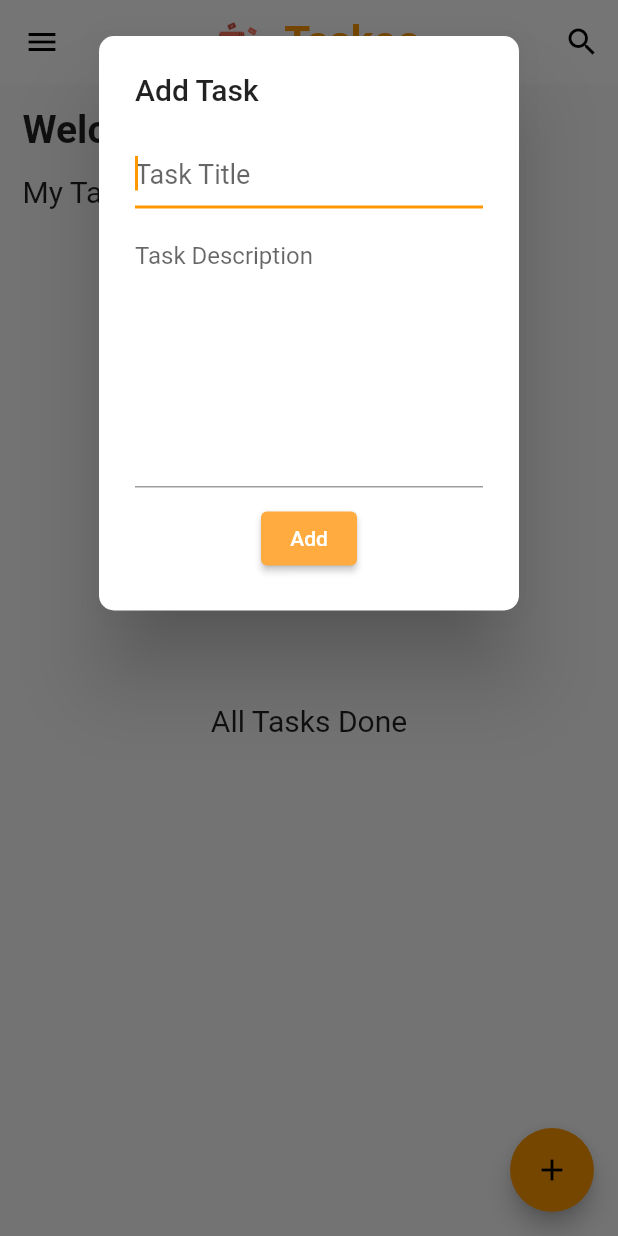
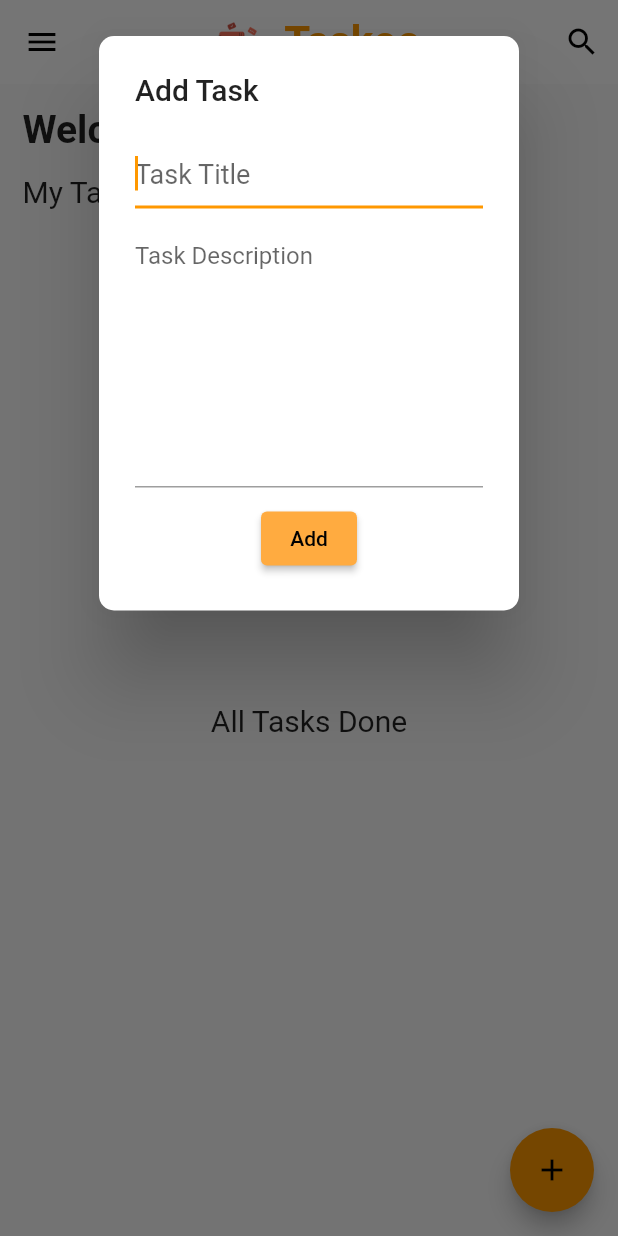
Before and after one commit to hasndev/taskoo, a Flutter app: the Taskoo screen opened directly, after a tap on the "add" icon, on a phone screen of 412 x 824 dp. Run offline on Flutter 3.47's test engine with Material 2 defaults, Android fonts, the phone set to English and light mode, and no system bars; our stand-ins replace sqflite; accounts and stored records are empty.

```diff
--- a/lib/Screen/Taskoo.dart
+++ b/lib/Screen/Taskoo.dart
@@ -103,12 +103,12 @@ class _TaskooState extends State<Taskoo> {
                               addTask();
                             }
                           },
-                          child: Text(
-                            "Add",
-                            style: TextStyle(color: Colors.white),
-                          ),
                           style: ElevatedButton.styleFrom(
                             backgroundColor: Colors.orangeAccent,
+                          ),
+                          child: const Text(
+                            "Add",
+                            style: TextStyle(color: Colors.black),
                           ),
                         ),
                       ],
@@ -143,7 +143,7 @@ class _TaskooState extends State<Taskoo> {
               crossAxisAlignment: CrossAxisAlignment.start,
               children: [
                 SizedBox(
-                  width: 250,
+                  width: 220,
                   child: Text(
                     tasks['title'], // Value
                     style: const TextStyle(
@@ -156,7 +156,7 @@ class _TaskooState extends State<Taskoo> {
                   height: 10,
                 ),
                 SizedBox(
-                  width: 250,
+                  width: 220,
                   child: Text(
                     tasks['desc'], // Value
                     style: const TextStyle(fontSize: 16.0),
```
Also changed, not shown: 22 other files.
